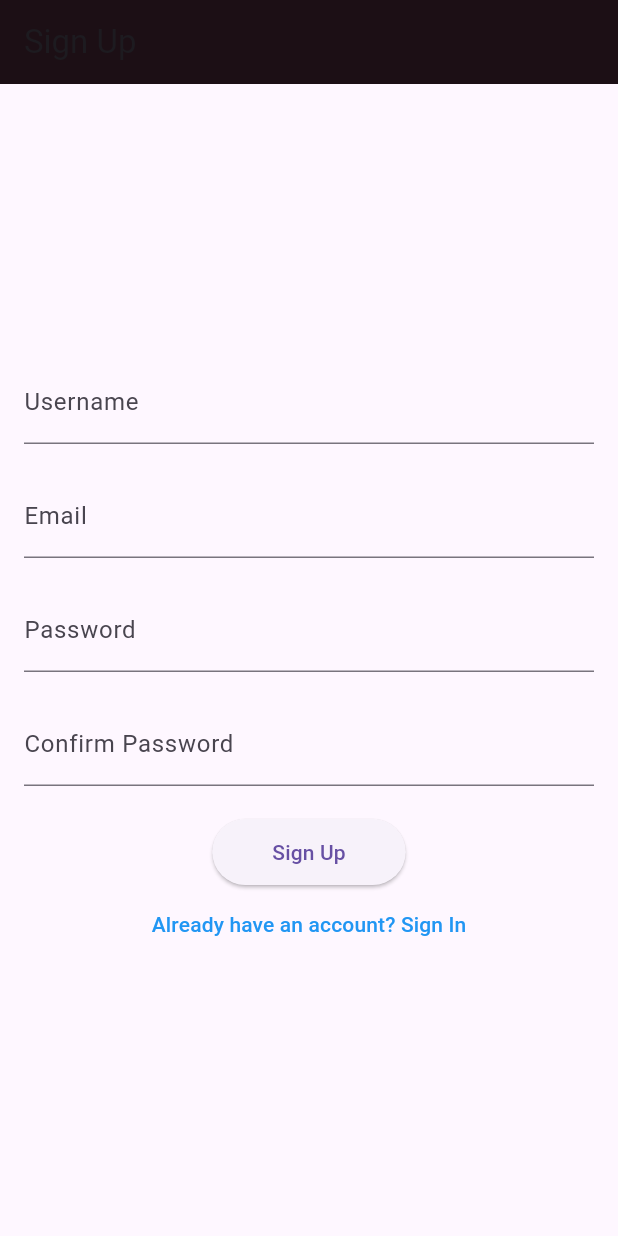
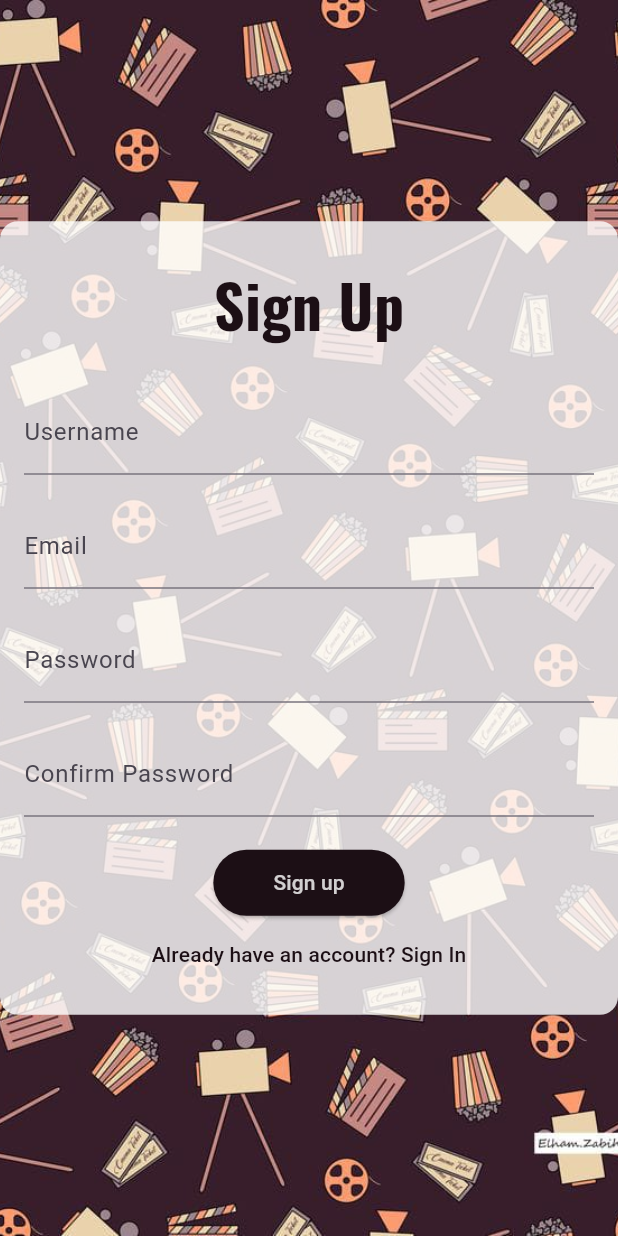
Before and after one commit to Uncharted0110/BingeSwipe, a Flutter app: the screen it shows after launch, after a tap on an icon or button, on a phone screen of 412 x 824 dp. Run offline on Flutter 3.47's test engine with Material 3 defaults, Android fonts, the phone set to English and light mode, and no system bars; our stand-ins replace flutter_card_swiper; network calls fail.

Commit message:
UserLoginRegisterCSS

```diff
--- a/lib/main.dart
+++ b/lib/main.dart
@@ -3,6 +3,7 @@ import 'dart:convert';
 import 'package:flutter/material.dart';
 import 'navigation.dart'; // Import the navigation.dart file
 import 'package:http/http.dart' as http;
+
 void main() {
   runApp(const MyApp());
 }
@@ -14,7 +15,7 @@ class MyApp extends StatelessWidget {
   Widget build(BuildContext context) {
     return MaterialApp(
       title: 'Login Example',
-      home: const LoginPage(),  // Start with the LoginPage
+      home: const LoginPage(), // Start with the LoginPage
       debugShowCheckedModeBanner: false,
     );
   }
@@ -36,7 +37,7 @@ class _LoginPageState extends State<LoginPage> {
   // Sign in logic
   void _login() async {
     final response = await http.post(
-      Uri.parse('http://localhost:5000/login'),  // Your Flask server URL
+      Uri.parse('http://127.0.0.1:5000/login'), // Your Flask server URL
       headers: {'Content-Type': 'application/json'},
       body: json.encode({
         'username': _usernameController.text,
@@ -60,29 +61,67 @@ class _LoginPageState extends State<LoginPage> {
   @override
 Widget build(BuildContext context) {
   return Scaffold(
-      appBar: AppBar(
-        title: const Text('Login'),
-        backgroundColor: const Color.fromARGB(255, 28, 15, 21),
+    body: Stack(
+      children: [
+        Container(
+          decoration: const BoxDecoration(
+            image: DecorationImage(
+              image: AssetImage('assets/images/bg.jpg'), // Add your background image in the assets folder
+              fit: BoxFit.cover,
             ),
-      body: Padding(
+          ),
+        ),
+        Center(
+          child: SingleChildScrollView(
+            child: Container(
               padding: const EdgeInsets.all(16.0),
+              decoration: BoxDecoration(
+                color: Colors.white.withOpacity(0.8),
+                borderRadius: BorderRadius.circular(18),
+              ),
               child: Column(
-          mainAxisAlignment: MainAxisAlignment.center,
+                mainAxisSize: MainAxisSize.min,
                 children: [
+                  Padding(
+                    padding: const EdgeInsets.symmetric(vertical: 10),
+                    child: Text(
+                      'Log In',
+                      style: const TextStyle(
+                        color: Colors.black,
+                        fontSize: 40,
+                        fontWeight: FontWeight.bold,
+                        fontFamily: 'Oswald',
+                      ),
+                    ),
+                  ),
+                  const SizedBox(height: 20),
                   TextField(
                     controller: _usernameController,
+                    cursorColor: const Color.fromARGB(255, 28, 15, 21),
                     decoration: const InputDecoration(
                       labelText: 'Username',
                       hintText: 'Enter your username',
+                      focusedBorder: UnderlineInputBorder(
+                        borderSide: BorderSide(color: Color.fromARGB(255, 28, 15, 21)),
+                      ),
+                      floatingLabelStyle: TextStyle(
+                        color: Color.fromARGB(255, 28, 15, 21),
+                      ),
                     ),
                   ),
                   const SizedBox(height: 20),
                   TextField(
                     controller: _passwordController,
-              obscureText: true,
+                    cursorColor: const Color.fromARGB(255, 28, 15, 21),
                     decoration: const InputDecoration(
                       labelText: 'Password',
                       hintText: 'Enter your password',
+                      focusedBorder: UnderlineInputBorder(
+                        borderSide: BorderSide(color: Color.fromARGB(255, 28, 15, 21)),
+                      ),
+                      floatingLabelStyle: TextStyle(
+                        color: Color.fromARGB(255, 28, 15, 21),
+                      ),
                     ),
                   ),
                   const SizedBox(height: 20),
@@ -90,8 +129,12 @@ class _LoginPageState extends State<LoginPage> {
                     onPressed: _login,
                     style: ElevatedButton.styleFrom(
                       padding: const EdgeInsets.symmetric(horizontal: 40, vertical: 12),
+                      backgroundColor: const Color.fromARGB(255, 28, 15, 21),
                     ),
-              child: const Text('Login'),
+                    child: Text(
+                      'Login',
+                      style: TextStyle(color: Colors.white.withOpacity(0.8)),
+                    ),
                   ),
                   if (_errorMessage.isNotEmpty)
                     Padding(
@@ -110,17 +153,21 @@ class _LoginPageState extends State<LoginPage> {
                     },
                     child: const Text(
                       'Don\'t have an account? Sign Up',
-                style: TextStyle(color: Colors.blue),
+                      style: TextStyle(color: Color.fromARGB(255, 28, 15, 21)),
                     ),
                   ),
                 ],
               ),
             ),
+          ),
+        ),
+      ],
+    ),
   );
 }
+
 }
 
-// SignupPage (Sign Up)
 // SignupPage (Sign Up)
 class SignupPage extends StatefulWidget {
   const SignupPage({super.key});
@@ -138,49 +185,36 @@ class _SignupPageState extends State<SignupPage> {
 
   // Sign up logic
   void _signup() async {
-    // Check if passwords match
     if (_passwordController.text == _confirmPasswordController.text) {
       try {
         final response = await http.post(
-          Uri.parse('http://localhost:5000/signup'),  // Your Flask server URL
+          Uri.parse('http://127.0.0.1:5000/signup'), // Your Flask server URL
           headers: {'Content-Type': 'application/json'},
           body: json.encode({
             'username': _usernameController.text,
             'password': _passwordController.text,
-            'email' : _emailController.text,
+            'email': _emailController.text,
             'confirm_password': _confirmPasswordController.text,
           }),
         );
 
         if (response.statusCode == 200) {
-          // Successfully signed up, navigate to the login page
           Navigator.pushReplacement(
             context,
             MaterialPageRoute(builder: (context) => const LoginPage()),
           );
-        } else if (response.statusCode == 400) {
-          // Handle error response from the backend
+        } else {
           final responseBody = json.decode(response.body);
           setState(() {
-            // If there's an error message from the backend, display it
-            _errorMessage = responseBody['error'] ?? 'Username already exists';
-          });
-        } else {
-          // Handle error response from the backend
-          final responseBody = json.decode(response.body);
-          setState(() {
-            // If there's an error message from the backend, display it
             _errorMessage = responseBody['error'] ?? 'Signup failed, please try again.';
           });
         }
       } catch (e) {
-        // Handle network or other errors
         setState(() {
           _errorMessage = 'An error occurred: $e';
         });
       }
     } else {
-      // If passwords don't match
       setState(() {
         _errorMessage = 'Passwords do not match';
       });
@@ -190,20 +224,50 @@ class _SignupPageState extends State<SignupPage> {
   @override
   Widget build(BuildContext context) {
     return Scaffold(
-      appBar: AppBar(
-        title: const Text('Sign Up'),
-        backgroundColor: const Color.fromARGB(255, 28, 15, 21),
+      body: Stack(
+        children: [
+          Container(
+            decoration: const BoxDecoration(
+              image: DecorationImage(
+                image: AssetImage('assets/images/bg.jpg'),
+                fit: BoxFit.cover,
               ),
-      body: Padding(
+            ),
+          ),
+          Center(
+            child: Container(
               padding: const EdgeInsets.all(16.0),
+              decoration: BoxDecoration(
+                color: Colors.white.withOpacity(0.8),
+                borderRadius: BorderRadius.circular(12),
+              ),
               child: Column(
-          mainAxisAlignment: MainAxisAlignment.center,
+                mainAxisSize: MainAxisSize.min,
                 children: [
+                  Padding(
+                      padding: const EdgeInsets.symmetric(vertical: 10),
+                      child: Text(
+                        'Sign Up',
+                        style: TextStyle(
+                          color: Color.fromARGB(255, 28, 15, 21),
+                          fontSize: 40,
+                          fontWeight: FontWeight.bold,
+                          fontFamily: 'Oswald',
+                        ),
+                      ),
+                    ),
+                    const SizedBox(height: 20),
                   TextField(
                     controller: _usernameController,
                     decoration: const InputDecoration(
                       labelText: 'Username',
                       hintText: 'Enter your username',
+                      floatingLabelStyle: TextStyle(
+                        color: Color.fromARGB(255, 28, 15, 21),
+                      ),
+                      focusedBorder: UnderlineInputBorder(
+                        borderSide: BorderSide(color: Color.fromARGB(255, 28, 15, 21)),
+                      ),
                     ),
                   ),
                   const SizedBox(height: 20),
@@ -212,7 +276,14 @@ class _SignupPageState extends State<SignupPage> {
                     decoration: const InputDecoration(
                       labelText: 'Email',
                       hintText: 'Enter your email',
+                      floatingLabelStyle: TextStyle(
+                        color: Color.fromARGB(255, 28, 15, 21),
                       ),
+                      focusedBorder: UnderlineInputBorder(
+                        borderSide: BorderSide(color: Color.fromARGB(255, 28, 15, 21)),
+                      ),
+                    ),
+
                   ),
                   const SizedBox(height: 20),
                   TextField(
@@ -221,6 +292,12 @@ class _SignupPageState extends State<SignupPage> {
                     decoration: const InputDecoration(
                       labelText: 'Password',
                       hintText: 'Enter your password',
+                      floatingLabelStyle: TextStyle(
+                        color: Color.fromARGB(255, 28, 15, 21),
+                      ),
+                      focusedBorder: UnderlineInputBorder(
+                        borderSide: BorderSide(color: Color.fromARGB(255, 28, 15, 21)),
+                      ),
                     ),
                   ),
                   const SizedBox(height: 20),
@@ -230,6 +307,12 @@ class _SignupPageState extends State<SignupPage> {
                     decoration: const InputDecoration(
                       labelText: 'Confirm Password',
                       hintText: 'Confirm your password',
+                      floatingLabelStyle: TextStyle(
+                        color: Color.fromARGB(255, 28, 15, 21),
+                      ),
+                      focusedBorder: UnderlineInputBorder(
+                        borderSide: BorderSide(color: Color.fromARGB(255, 28, 15, 21)),
+                      ),
                     ),
                   ),
                   const SizedBox(height: 20),
@@ -237,8 +320,9 @@ class _SignupPageState extends State<SignupPage> {
                     onPressed: _signup,
                     style: ElevatedButton.styleFrom(
                       padding: const EdgeInsets.symmetric(horizontal: 40, vertical: 12),
+                      backgroundColor: Color.fromARGB(255, 28, 15, 21)
                     ),
-              child: const Text('Sign Up'),
+                    child: Text('Sign up', style: TextStyle(color: Colors.white.withOpacity(0.8))),
                   ),
                   if (_errorMessage.isNotEmpty)
                     Padding(
@@ -248,7 +332,6 @@ class _SignupPageState extends State<SignupPage> {
                         style: const TextStyle(color: Colors.red),
                       ),
                     ),
-            // Button for existing users to sign in
                   TextButton(
                     onPressed: () {
                       Navigator.pushReplacement(
@@ -258,12 +341,15 @@ class _SignupPageState extends State<SignupPage> {
                     },
                     child: const Text(
                       'Already have an account? Sign In',
-                style: TextStyle(color: Colors.blue),
+                      style: TextStyle(color: Color.fromARGB(255, 28, 15, 21)),
                     ),
                   ),
                 ],
               ),
             ),
+          ),
+        ],
+      ),
     );
   }
 }
--- a/lib/navigation.dart
+++ b/lib/navigation.dart
@@ -45,7 +45,7 @@ class _BottomNavigationPageState extends State<BottomNavigationPage> {
           ),
           BottomNavigationBarItem(
             icon: _buildCircleIcon(Icons.table_rows_rounded, 2),
-            label: 'Playlista',
+            label: 'Playlists',
           ),
         ],
         elevation: 0, // Remove shadow
```
Lines whose indentation alone changed are shown as unchanged.
